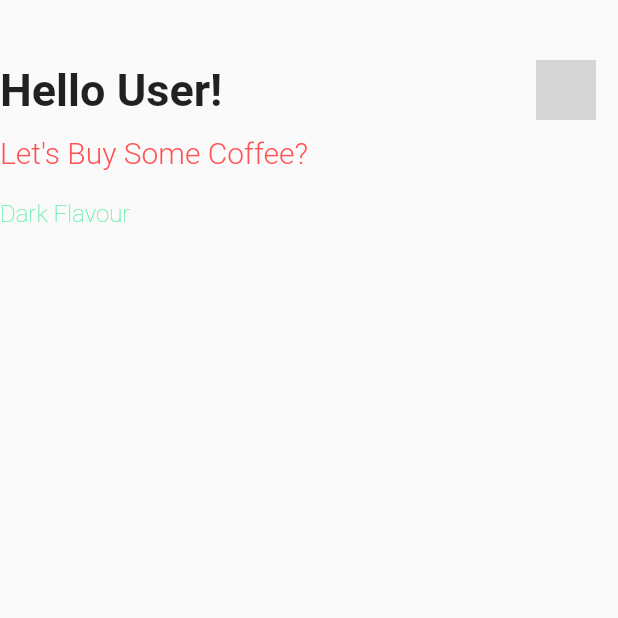
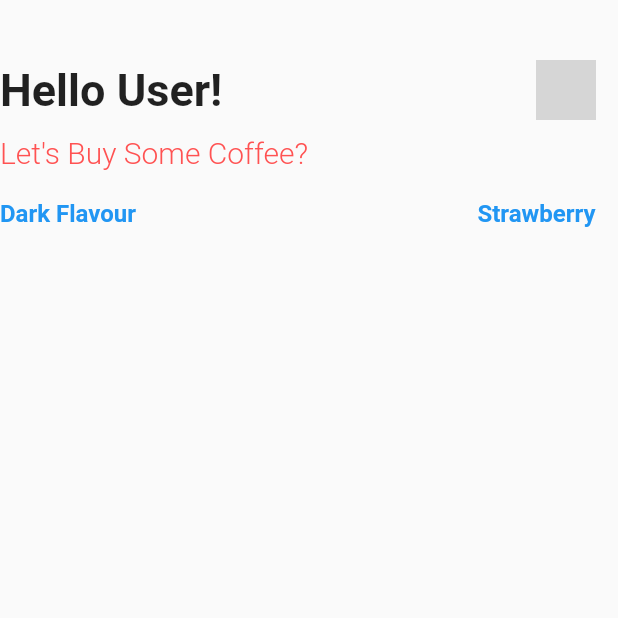
Before and after one commit to Godslovelee/Flutter_UI_challenges_Playlist, a Flutter app: the screen it shows after launch, on a phone screen of 412 x 824 dp, the top half of it. Run offline on Flutter 3.47's test engine with Material 2 defaults, Android fonts, the phone set to English and light mode, and no system bars; grey boxes are pictures that could not be loaded.

Commit message:
"Added-Container"

```diff
--- a/lib/coffee_ui_display/home.dart
+++ b/lib/coffee_ui_display/home.dart
@@ -31,7 +31,7 @@ class _HomeScreenState extends State<HomeScreen> {
                   decoration: BoxDecoration(
                       borderRadius: BorderRadius.circular(20.0),
                       image: DecorationImage(
-                          image: AssetImage('assets/apple.png'),
+                          image: AssetImage('assets/person.png'),
                           fit: BoxFit.cover)),
                 ),
               )
@@ -51,21 +51,34 @@ class _HomeScreenState extends State<HomeScreen> {
             ),
           ),
           SizedBox(height: 20.0),
-
-
           Row(
+            mainAxisAlignment: MainAxisAlignment.spaceBetween,
             children: [
               Text("Dark Flavour",
-                style: TextStyle(
-                  fontSize: 16,
-                  fontWeight: FontWeight.w200,
-                  color:  Colors.greenAccent
-                )
+                  style: TextStyle(
+                      fontSize: 16,
+                      fontWeight: FontWeight.bold,
+                      color: Colors.blue)),
+              Padding(
+                padding: EdgeInsets.only(
+                  right: 15.0,
+                ),
+                child: Text("Strawberry",
+                    style: TextStyle(
+                        fontSize: 16,
+                        fontWeight: FontWeight.bold,
+                        color: Colors.blue)),
+
               )
             ],
+          ),
+          SizedBox(
+            height: 15.0,
+          ),
+
+          Container(
+            height: 400,
           )
-
-
         ],
       ),
     );
```
